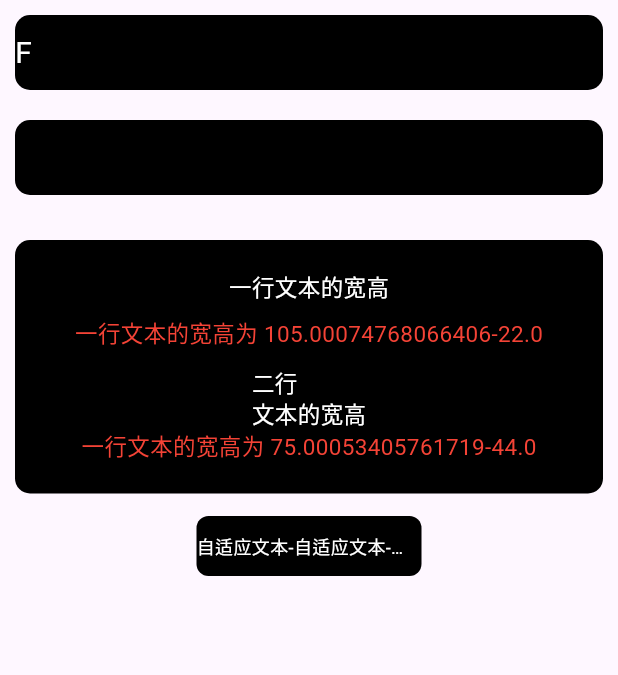
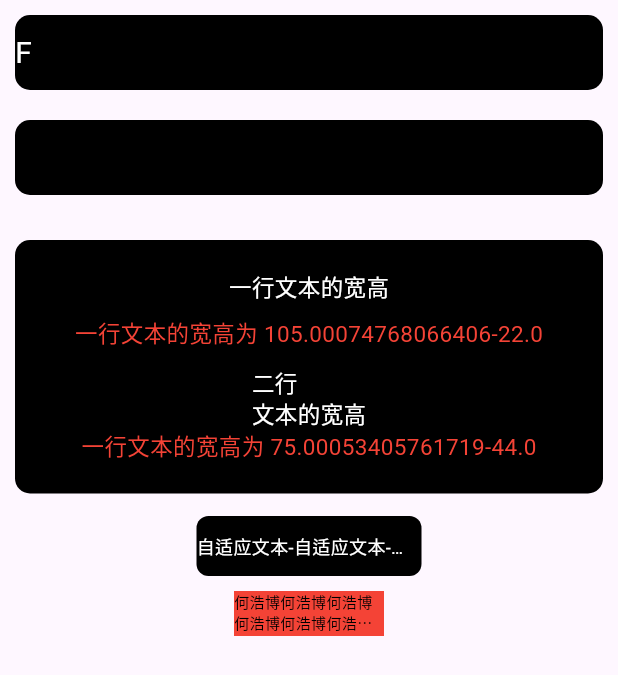
Before and after one commit to SpringRollHHB/FlutterUiTest, a Flutter app: the ApusStudioWidgetPage screen opened directly, on a phone screen of 412 x 824 dp. Shown: the top 675 px of the screen. Run offline on Flutter 3.47's test engine with Material 3 defaults, Android fonts, the phone set to English and light mode, and no system bars; drawn by our look-alikes of auto_size_text; our stand-ins replace get.

```diff
--- a/lib/layout/apus_studio_widget_page.dart
+++ b/lib/layout/apus_studio_widget_page.dart
@@ -39,6 +39,21 @@ class _ApusStudioWidgetPageState extends State<ApusStudioWidgetPage> {
                   fontSize: 20
                 ),
               ),
+            ),
+            const SizedBox(height: 5,),
+            Container(
+              constraints: const BoxConstraints(maxWidth: 100),
+              height: 30,
+              color: Colors.red,
+              child: const Text(
+                "何浩博何浩博何浩博何浩博何浩博何浩博何浩博何浩博何浩博",
+                maxLines: 2,
+                overflow: TextOverflow.ellipsis,
+                style: TextStyle(
+                  color: Colors.black,
+                  fontSize: 10,
+                ),
+              ),
             )
           ],
         ),
--- a/lib/layout/home_page_widget.dart
+++ b/lib/layout/home_page_widget.dart
@@ -10,6 +10,7 @@ import 'package:flutteruitest/layout/widget/route/route_manage_widget.dart';
 import 'package:flutteruitest/layout/widget_test_Page.dart';
 import 'package:flutteruitest/player.dart';
 import 'package:get/get.dart';
+import 'AsyncAwaitPage.dart';
 import 'basic_syntax_page.dart';
 import 'channel_test_page.dart';
 import 'custom_paint_widget.dart';
@@ -44,6 +45,7 @@ class _HomePageWidgetState extends State<HomePageWidget> {
     list.add(HomeItem(title: "基本语法", onTap: () { Navigator.of(context).push(MaterialPageRoute(builder: (BuildContext context) => const BasicSyntaxPage())); }));
     list.add(HomeItem(title: "GetX-使用", onTap: () { Navigator.of(context).push(MaterialPageRoute(builder: (BuildContext context) => const GetXPage())); }));
     list.add(HomeItem(title: "Channel-原生-flutter通信", onTap: () { Get.toNamed(ChannelTestPage.name); }));
+    list.add(HomeItem(title: "Async-Await使用", onTap: () { Get.toNamed(AsyncWaitPage.name); }));
 
   }
 
--- a/lib/routers.dart
+++ b/lib/routers.dart
@@ -1,6 +1,7 @@
 import 'package:flutter/cupertino.dart';
 import 'package:flutteruitest/test_middle_ware.dart';
 import 'package:get/get.dart';
+import 'layout/AsyncAwaitPage.dart';
 import 'layout/channel_test_page.dart';
 import 'layout/get_x_count_page.dart';
 import 'layout/get_x_getview_page.dart';
@@ -23,6 +24,7 @@ class RouterPages {
         );
       },
     ),
+    GetPage(name: AsyncWaitPage.name, page: () => const AsyncWaitPage()),
     GetPage(name: ChannelTestPage.name, page: () => const ChannelTestPage()),
     GetPage(name: "/GetXGetViewPage", page: () => const GetXGetViewPage(),binding: StudentGetXBinding()),
     GetPage(name: GetXCountPage.name, page: () => const GetXCountPage()),
```
Also changed, not shown: lib/layout/AsyncAwaitPage.dart (added, +67 -0 lines), lib/layout/tool/async_await_utils.dart (added, +23 -0 lines).
